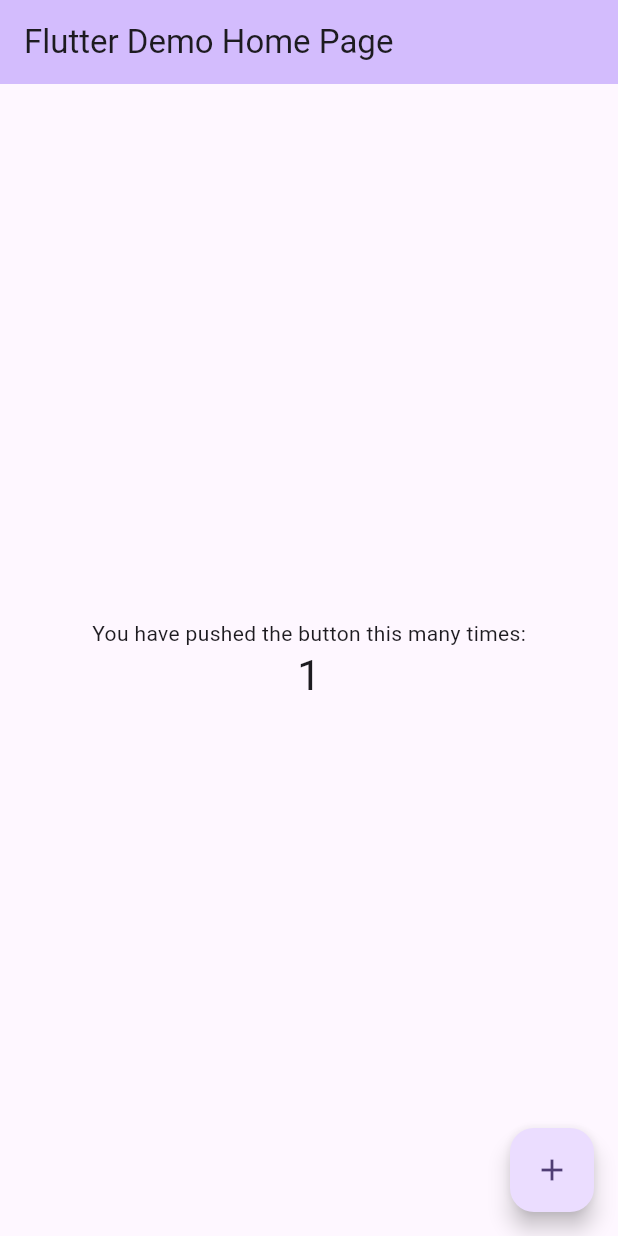
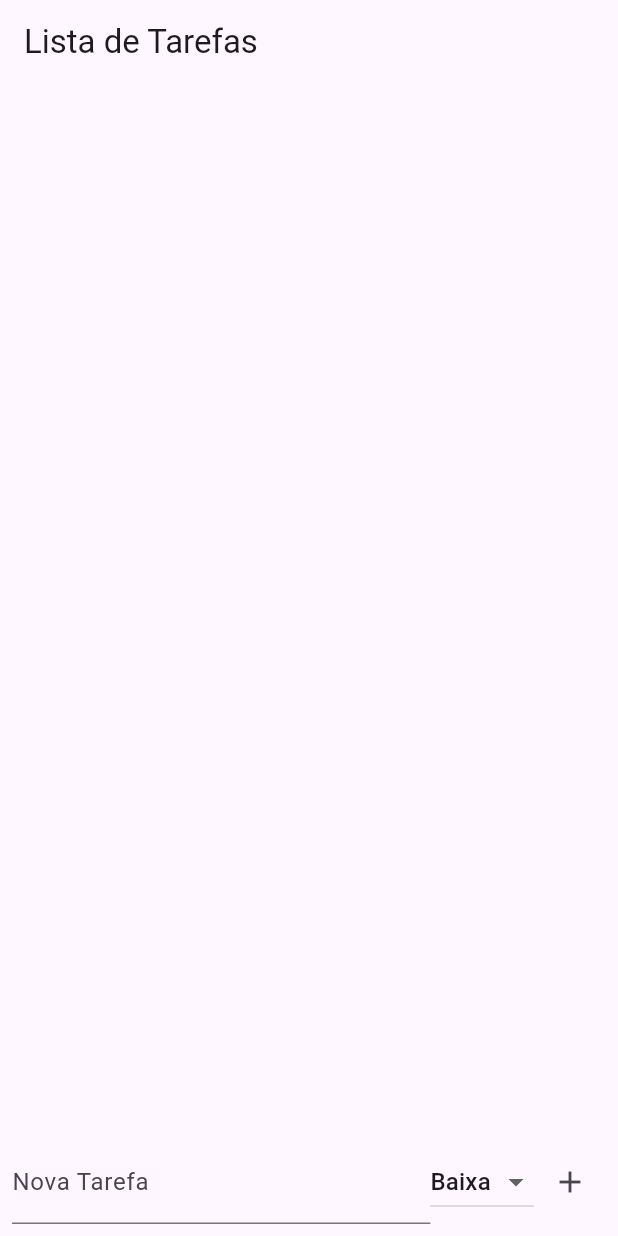
Before and after one commit to Junior-Jurandir/meuappflutter, a Flutter app: the screen it shows after launch, after a tap on the "add" icon, on a phone screen of 412 x 824 dp. Run offline on Flutter 3.47's test engine with Material 3 defaults, Android fonts, the phone set to English and light mode, and no system bars.

Commit message:
Update README and implement task management features with provider

```diff
--- a/lib/main.dart
+++ b/lib/main.dart
@@ -1,122 +1,105 @@
 import 'package:flutter/material.dart';
+import 'package:provider/provider.dart';
+import 'task_provider.dart';
+import 'task.dart';
 
 void main() {
-  runApp(const MyApp());
+  runApp(MyApp());
 }
 
 class MyApp extends StatelessWidget {
-  const MyApp({super.key});
-
-  // This widget is the root of your application.
   @override
   Widget build(BuildContext context) {
-    return MaterialApp(
-      title: 'Flutter Demo',
-      theme: ThemeData(
-        // This is the theme of your application.
-        //
-        // TRY THIS: Try running your application with "flutter run". You'll see
-        // the application has a purple toolbar. Then, without quitting the app,
-        // try changing the seedColor in the colorScheme below to Colors.green
-        // and then invoke "hot reload" (save your changes or press the "hot
-        // reload" button in a Flutter-supported IDE, or press "r" if you used
-        // the command line to start the app).
-        //
-        // Notice that the counter didn't reset back to zero; the application
-        // state is not lost during the reload. To reset the state, use hot
-        // restart instead.
-        //
-        // This works for code too, not just values: Most code changes can be
-        // tested with just a hot reload.
-        colorScheme: ColorScheme.fromSeed(seedColor: Colors.deepPurple),
+    return ChangeNotifierProvider(
+      create: (context) => TaskProvider(),
+      child: MaterialApp(
+        title: 'To-Do List',
+        home: TaskListScreen(),
       ),
-      home: const MyHomePage(title: 'Flutter Demo Home Page'),
     );
   }
 }
 
-class MyHomePage extends StatefulWidget {
-  const MyHomePage({super.key, required this.title});
-
-  // This widget is the home page of your application. It is stateful, meaning
-  // that it has a State object (defined below) that contains fields that affect
-  // how it looks.
-
-  // This class is the configuration for the state. It holds the values (in this
-  // case the title) provided by the parent (in this case the App widget) and
-  // used by the build method of the State. Fields in a Widget subclass are
-  // always marked "final".
-
-  final String title;
-
-  @override
-  State<MyHomePage> createState() => _MyHomePageState();
-}
-
-class _MyHomePageState extends State<MyHomePage> {
-  int _counter = 0;
-
-  void _incrementCounter() {
-    setState(() {
-      // This call to setState tells the Flutter framework that something has
-      // changed in this State, which causes it to rerun the build method below
-      // so that the display can reflect the updated values. If we changed
-      // _counter without calling setState(), then the build method would not be
-      // called again, and so nothing would appear to happen.
-      _counter++;
-    });
-  }
+class TaskListScreen extends StatelessWidget {
+  final TextEditingController _controller = TextEditingController();
+  String _selectedPriority = "Baixa";
 
   @override
   Widget build(BuildContext context) {
-    // This method is rerun every time setState is called, for instance as done
-    // by the _incrementCounter method above.
-    //
-    // The Flutter framework has been optimized to make rerunning build methods
-    // fast, so that you can just rebuild anything that needs updating rather
-    // than having to individually change instances of widgets.
     return Scaffold(
       appBar: AppBar(
-        // TRY THIS: Try changing the color here to a specific color (to
-        // Colors.amber, perhaps?) and trigger a hot reload to see the AppBar
-        // change color while the other colors stay the same.
-        backgroundColor: Theme.of(context).colorScheme.inversePrimary,
-        // Here we take the value from the MyHomePage object that was created by
-        // the App.build method, and use it to set our appbar title.
-        title: Text(widget.title),
+        title: Text('Lista de Tarefas'),
       ),
-      body: Center(
-        // Center is a layout widget. It takes a single child and positions it
-        // in the middle of the parent.
-        child: Column(
-          // Column is also a layout widget. It takes a list of children and
-          // arranges them vertically. By default, it sizes itself to fit its
-          // children horizontally, and tries to be as tall as its parent.
-          //
-          // Column has various properties to control how it sizes itself and
-          // how it positions its children. Here we use mainAxisAlignment to
-          // center the children vertically; the main axis here is the vertical
-          // axis because Columns are vertical (the cross axis would be
-          // horizontal).
-          //
-          // TRY THIS: Invoke "debug painting" (choose the "Toggle Debug Paint"
-          // action in the IDE, or press "p" in the console), to see the
-          // wireframe for each widget.
-          mainAxisAlignment: MainAxisAlignment.center,
-          children: <Widget>[
-            const Text('You have pushed the button this many times:'),
-            Text(
-              '$_counter',
-              style: Theme.of(context).textTheme.headlineMedium,
+      body: Column(
+        children: [
+          Expanded(
+            child: Consumer<TaskProvider>(
+              builder: (context, taskProvider, child) {
+                return ListView.builder(
+                  itemCount: taskProvider.tasks.length,
+                  itemBuilder: (context, index) {
+                    final task = taskProvider.tasks[index];
+                    return ListTile(
+                      title: Text(task.title,
+                          style: TextStyle(
+                              decoration: task.isDone
+                                  ? TextDecoration.lineThrough
+                                  : null)),
+                      trailing: Checkbox(
+                        value: task.isDone,
+                        onChanged: (value) {
+                          taskProvider.toggleTaskStatus(index);
+                        },
+                      ),
+                      onLongPress: () {
+                        taskProvider.deleteTask(index);
+                      },
+                    );
+                  },
+                );
+              },
             ),
-          ],
-        ),
+          ),
+          Padding(
+            padding: const EdgeInsets.all(8.0),
+            child: Row(
+              children: [
+                Expanded(
+                  child: TextField(
+                    controller: _controller,
+                    decoration: InputDecoration(
+                      labelText: 'Nova Tarefa',
+                    ),
+                  ),
+                ),
+                DropdownButton<String>(
+                  value: _selectedPriority,
+                  items: <String>['Baixa', 'Média', 'Alta']
+                      .map<DropdownMenuItem<String>>((String value) {
+                    return DropdownMenuItem<String>(
+                      value: value,
+                      child: Text(value),
+                    );
+                  }).toList(),
+                  onChanged: (String? newValue) {
+                    _selectedPriority = newValue!;
+                  },
+                ),
+                IconButton(
+                  icon: Icon(Icons.add),
+                  onPressed: () {
+                    if (_controller.text.isNotEmpty) {
+                      Provider.of<TaskProvider>(context, listen: false)
+                          .addTask(_controller.text, _selectedPriority);
+                      _controller.clear();
+                    }
+                  },
+                ),
+              ],
+            ),
+          ),
+        ],
       ),
-      floatingActionButton: FloatingActionButton(
-        onPressed: _incrementCounter,
-        tooltip: 'Increment',
-        child: const Icon(Icons.add),
-      ), // This trailing comma makes auto-formatting nicer for build methods.
     );
   }
 }
--- /dev/null
+++ b/lib/task.dart
@@ -0,0 +1,7 @@
+class Task {
+  String title;
+  bool isDone;
+  String priority; // "Baixa", "Média", "Alta"
+
+  Task({required this.title, this.isDone = false, this.priority = "Baixa"});
+}
--- /dev/null
+++ b/lib/task_provider.dart
@@ -0,0 +1,23 @@
+import 'package:flutter/material.dart';
+import 'task.dart';
+
+class TaskProvider with ChangeNotifier {
+  List<Task> _tasks = [];
+  List<Task> get tasks => _tasks;
+
+  void addTask(Task task) {
+    _tasks.add(task);
+    notifyListeners();
+  }
+
+  void toggleTaskStatus(int index) {
+    _tasks[index].isDone = !_tasks[index].isDone;
+    notifyListeners();
+  }
+
+  void deleteTask(int index) {
+    _tasks.removeAt(index);
+    notifyListeners();
+  }
+
+}
--- a/pubspec.yaml
+++ b/pubspec.yaml
@@ -30,6 +30,7 @@ environment:
 dependencies:
   flutter:
     sdk: flutter
+  provider: ^6.0.0
 
   # The following adds the Cupertino Icons font to your application.
   # Use with the CupertinoIcons class for iOS style icons.
```
Also changed, not shown: 2 other files.
